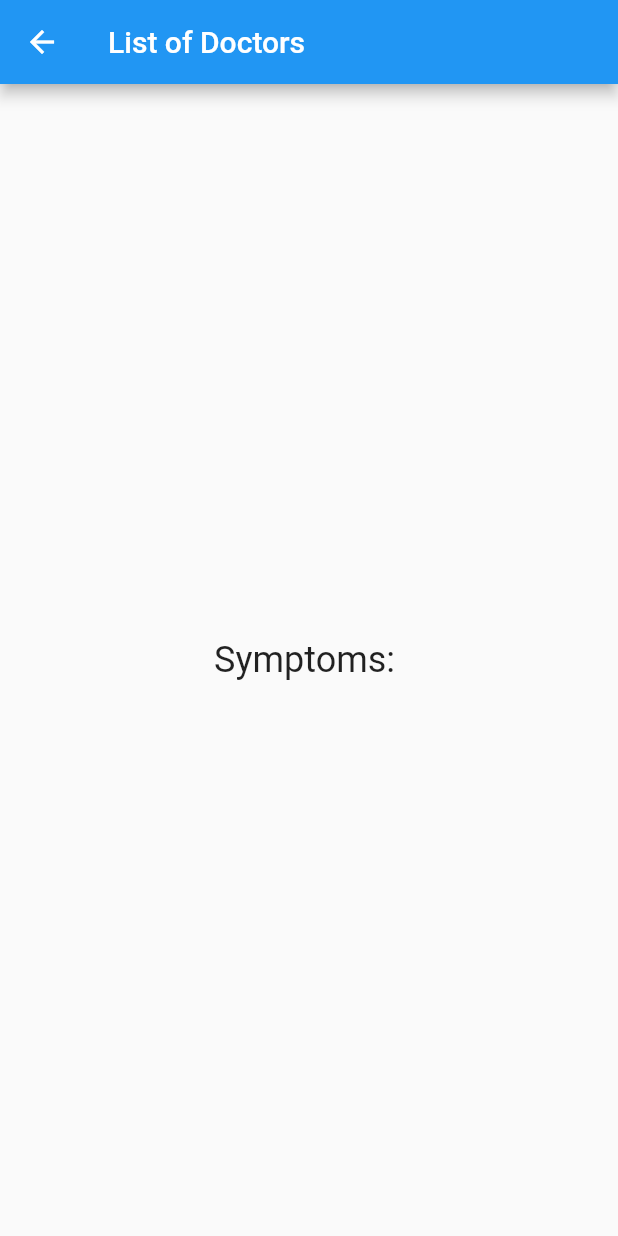
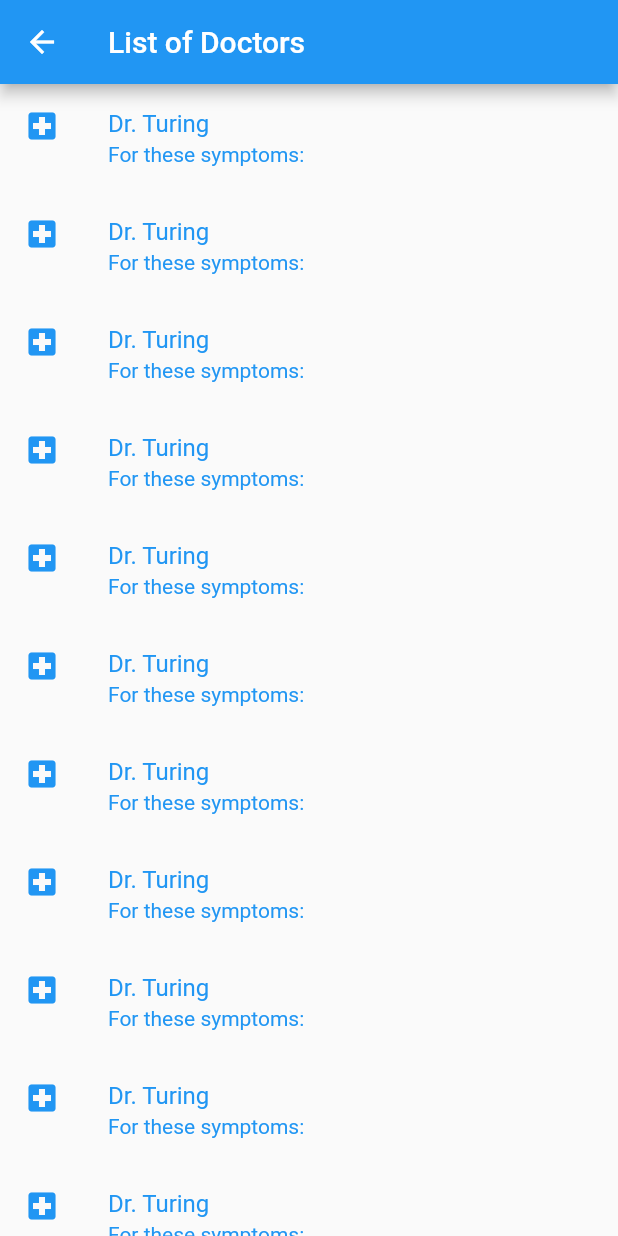
Before and after one commit to ayusharora99/Flutter_App, a Flutter app: the screen it shows after launch, after a tap on "Find Doctors", on a phone screen of 412 x 824 dp. Run offline on Flutter 3.47's test engine with Material 2 defaults, Android fonts, the phone set to English and light mode, and no system bars; missing offline and left inert: alan_voice.

Commit message:
List View
Created a list view of doctors by matching symptoms

```diff
--- a/Medical_Chatbot/lib/main.dart
+++ b/Medical_Chatbot/lib/main.dart
@@ -4,41 +4,18 @@ import 'package:alan_voice/alan_voice.dart';
 void main() => runApp(MyApp());
 
 class MyApp extends StatelessWidget {
-  // This widget is the root of your application.
   @override
   Widget build(BuildContext context) {
     return MaterialApp(
-      title: 'Alan Basic Example',
       theme: ThemeData(
-        // This is the theme of your application.
-        //
-        // Try running your application with "flutter run". You'll see the
-        // application has a blue toolbar. Then, without quitting the app, try
-        // changing the primarySwatch below to Colors.green and then invoke
-        // "hot reload" (press "r" in the console where you ran "flutter run",
-        // or simply save your changes to "hot reload" in a Flutter IDE).
-        // Notice that the counter didn't reset back to zero; the application
-        // is not restarted.
         primarySwatch: Colors.blue,
       ),
-      home: MyHomePage(title: 'Flutter Alan Basic Example'),
+      home: MyHomePage(),
     );
   }
 }
 
 class MyHomePage extends StatefulWidget {
-  MyHomePage({Key key, this.title}) : super(key: key);
-
-  // This widget is the home page of your application. It is stateful, meaning
-  // that it has a State object (defined below) that contains fields that affect
-  // how it looks.
-
-  // This class is the configuration for the state. It holds the values (in this
-  // case the title) provided by the parent (in this case the App widget) and
-  // used by the build method of the State. Fields in a Widget subclass are
-  // always marked "final".
-
-  final String title;
 
   @override
   _MyHomePageState createState() => _MyHomePageState();
@@ -49,7 +26,7 @@ class _MyHomePageState extends State<MyHomePage> {
   _MyHomePageState() {
     //init Alan with sample project id
     AlanVoice.addButton(
-        "e8f2d2793341369a9257b6d81473ff382e956eca572e1d8b807a3e2338fdd0dc/prod");
+        "e8f2d2793341369a9257b6d81473ff382e956eca572e1d8b807a3e2338fdd0dc/stage");
   }
 
   @override
@@ -64,16 +41,7 @@ class _MyHomePageState extends State<MyHomePage> {
           builder: (context) => SecondScreen(text: textToSend,),
         ));
   }
-
-
     String symptoms = '';
-
-    // This method is rerun every time setState is called, for instance as done
-    // by the _incrementCounter method above.
-    //
-    // The Flutter framework has been optimized to make rerunning build methods
-    // fast, so that you can just rebuild anything that needs updating rather
-    // than having to individually change instances of widgets.
     return new Scaffold(
       appBar: new AppBar(title: new Text("Alan Medical Chatbot")),
       body: new Container(
@@ -86,12 +54,6 @@ class _MyHomePageState extends State<MyHomePage> {
                 decoration: new InputDecoration(
                   hintText: "Hi there! What are your symptoms?"
                 ),
-                // onSubmitted: (String str){ // str will be fed to Alan
-                //   setState((){
-                //     symptoms = "Symptoms: " + str;
-                //     controller.text = '';
-                //   });
-                // },
                 controller: controller
               ),
               new Text(symptoms),
@@ -99,11 +61,6 @@ class _MyHomePageState extends State<MyHomePage> {
                 onPressed: (){
                   _sendDataToSecondScreen(context);
                 },
-                // onPressed: () {
-                //   symptoms = controller.text;
-                //   print(symptoms);
-                //   controller.text = '';
-                // },
                 child: Text("Find Doctors"),
                 color: Colors.lightBlue
                 )
@@ -114,9 +71,7 @@ class _MyHomePageState extends State<MyHomePage> {
 
     );
   }
-
 }
-
 
 
 class SecondScreen extends StatelessWidget {
@@ -129,12 +84,95 @@ class SecondScreen extends StatelessWidget {
   Widget build(BuildContext context) {
     return Scaffold(
       appBar: AppBar(title: Text('List of Doctors')),
-      body: Center(
-        child: Text(
-          "Symptoms: " + text,
-          style: TextStyle(fontSize: 24),
-        ),
-      ),
+      body: getListView(text)
     );
   }
+
+  Widget getListView(String text){
+    var listView = ListView(
+      children: <Widget>[
+        ListTile(
+          leading: Icon(Icons.local_hospital),
+          title: Text("Dr. Turing ") ,
+          subtitle: Text("For these symptoms: " + text),
+          selected: true
+          // onTap:
+        ),
+        ListTile(
+          leading: Icon(Icons.local_hospital),
+          title: Text("Dr. Turing ") ,
+          subtitle: Text("For these symptoms: " + text),
+          selected: true
+        ),
+        ListTile(
+          leading: Icon(Icons.local_hospital),
+          title: Text("Dr. Turing ") ,
+          subtitle: Text("For these symptoms: " + text),
+          selected: true
+        ),
+        ListTile(
+          leading: Icon(Icons.local_hospital),
+          title: Text("Dr. Turing ") ,
+          subtitle: Text("For these symptoms: " + text),
+          selected: true
+        ),
+        ListTile(
+          leading: Icon(Icons.local_hospital),
+          title: Text("Dr. Turing ") ,
+          subtitle: Text("For these symptoms: " + text),
+          selected: true
+        ),
+        ListTile(
+          leading: Icon(Icons.local_hospital),
+          title: Text("Dr. Turing ") ,
+          subtitle: Text("For these symptoms: " + text),
+          selected: true
+        ),
+        ListTile(
+          leading: Icon(Icons.local_hospital),
+          title: Text("Dr. Turing ") ,
+          subtitle: Text("For these symptoms: " + text),
+          selected: true
+        ),
+        ListTile(
+          leading: Icon(Icons.local_hospital),
+          title: Text("Dr. Turing ") ,
+          subtitle: Text("For these symptoms: " + text),
+          selected: true
+        ),
+        ListTile(
+          leading: Icon(Icons.local_hospital),
+          title: Text("Dr. Turing ") ,
+          subtitle: Text("For these symptoms: " + text),
+          selected: true
+        ),
+        ListTile(
+          leading: Icon(Icons.local_hospital),
+          title: Text("Dr. Turing ") ,
+          subtitle: Text("For these symptoms: " + text),
+          selected: true
+        ),
+        ListTile(
+          leading: Icon(Icons.local_hospital),
+          title: Text("Dr. Turing ") ,
+          subtitle: Text("For these symptoms: " + text),
+          selected: true
+        ),
+        ListTile(
+          leading: Icon(Icons.local_hospital),
+          title: Text("Dr. Turing ") ,
+          subtitle: Text("For these symptoms: " + text),
+          selected: true
+        ),
+        ListTile(
+          leading: Icon(Icons.local_hospital),
+          title: Text("Dr. Turing ") ,
+          subtitle: Text("For these symptoms: " + text),
+          selected: true
+        ),
+
+      ],
+    );
+    return listView;
+  }
 }
```
Also changed, not shown: 1 other file.
